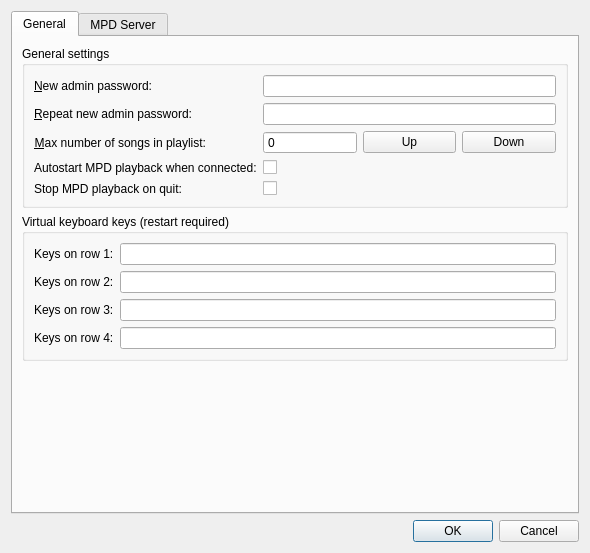
First picture: the form in src/settingsDialog.ui, repository thomaslundgaard/Pimp, before the edit.
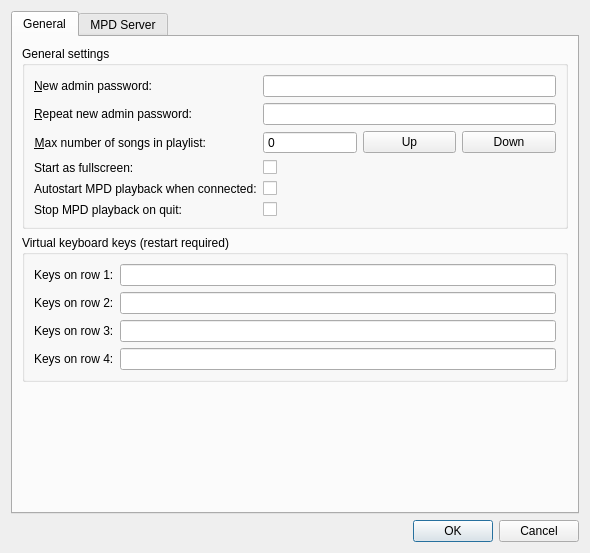
Second picture: the form after the edit.

Commit message: added option to start as fullscreen

```diff
--- a/src/settingsDialog.ui
+++ b/src/settingsDialog.ui
@@ -139,6 +139,20 @@
             </property>
            </widget>
           </item>
+          <item row="4" column="0">
+           <widget class="QLabel" name="label_13">
+            <property name="text">
+             <string>Start as fullscreen:</string>
+            </property>
+           </widget>
+          </item>
+          <item row="4" column="1">
+           <widget class="QCheckBox" name="fullscreenOnStartCheckBox">
+            <property name="text">
+             <string/>
+            </property>
+           </widget>
+          </item>
          </layout>
         </widget>
        </item>
```
The commit also changes 3 other files.
